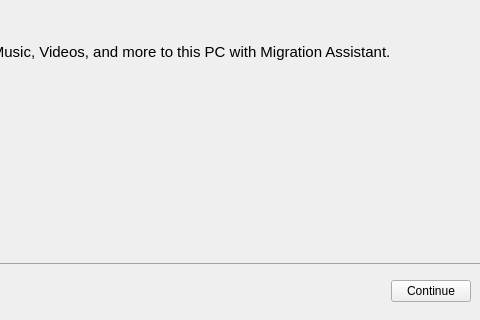
Old version of the form src/ui/migration.ui in the repository GeovaneJefferson/timemachine; both pictures show x 420 to 900 and y 280 to 600 of the 900 by 600 pixel window.
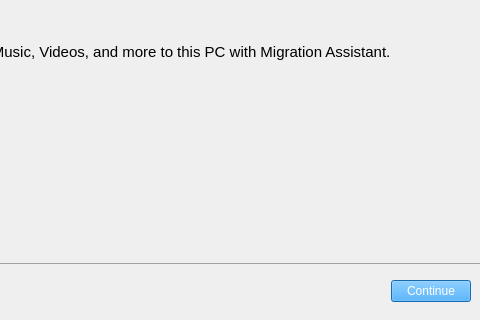
New version of the form. Icons and pictures are not drawn.

Patch:
```diff
--- a/src/ui/migration.ui
+++ b/src/ui/migration.ui
@@ -197,6 +197,10 @@
          </property>
          <item alignment="Qt::AlignRight|Qt::AlignVCenter">
           <widget class="QPushButton" name="button_continue">
+           <property name="styleSheet">
+            <string notr="true">background-color: #2196f3;
+color: white;</string>
+           </property>
            <property name="text">
             <string>Continue</string>
            </property>
```
Left out of the diff: 19 changed lines with no effect on the pictures.
